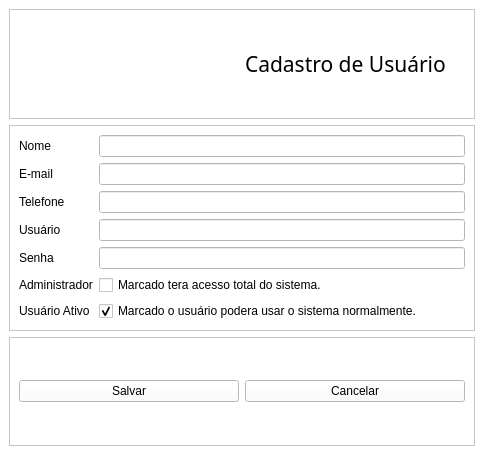
This is View/Telas/CadastroUsuario.ui in Blastoles/ProjetoSCGI as Qt 5 draws it before an edit. The edited form follows.
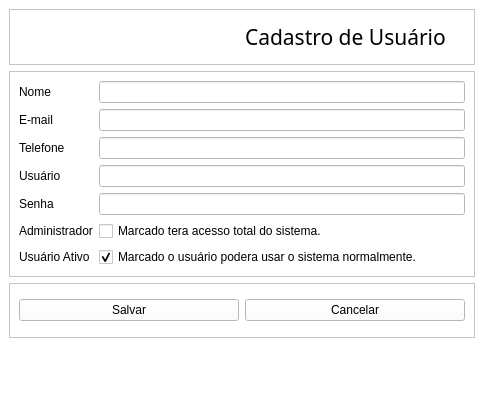
This is the edited form. Icons and pictures are not drawn.

The edit to the form file:
```diff
--- a/View/Telas/CadastroUsuario.ui
+++ b/View/Telas/CadastroUsuario.ui
@@ -10,7 +10,7 @@
     <x>0</x>
     <y>0</y>
     <width>484</width>
-    <height>455</height>
+    <height>409</height>
    </rect>
   </property>
   <property name="windowTitle">
@@ -215,6 +215,33 @@
       </layout>
      </widget>
     </item>
+    <item>
+     <widget class="QLabel" name="TX_Aviso">
+      <property name="sizePolicy">
+       <sizepolicy hsizetype="Minimum" vsizetype="Minimum">
+        <horstretch>0</horstretch>
+        <verstretch>0</verstretch>
+       </sizepolicy>
+      </property>
+      <property name="font">
+       <font>
+        <family>Arial Black</family>
+        <pointsize>12</pointsize>
+        <weight>75</weight>
+        <bold>true</bold>
+       </font>
+      </property>
+      <property name="styleSheet">
+       <string notr="true">color: rgb(255, 0, 0);</string>
+      </property>
+      <property name="text">
+       <string/>
+      </property>
+      <property name="alignment">
+       <set>Qt::AlignCenter</set>
+      </property>
+     </widget>
+    </item>
    </layout>
   </widget>
  </widget>
```
Left out of the diff: 42 changed lines with no effect on the pictures.
